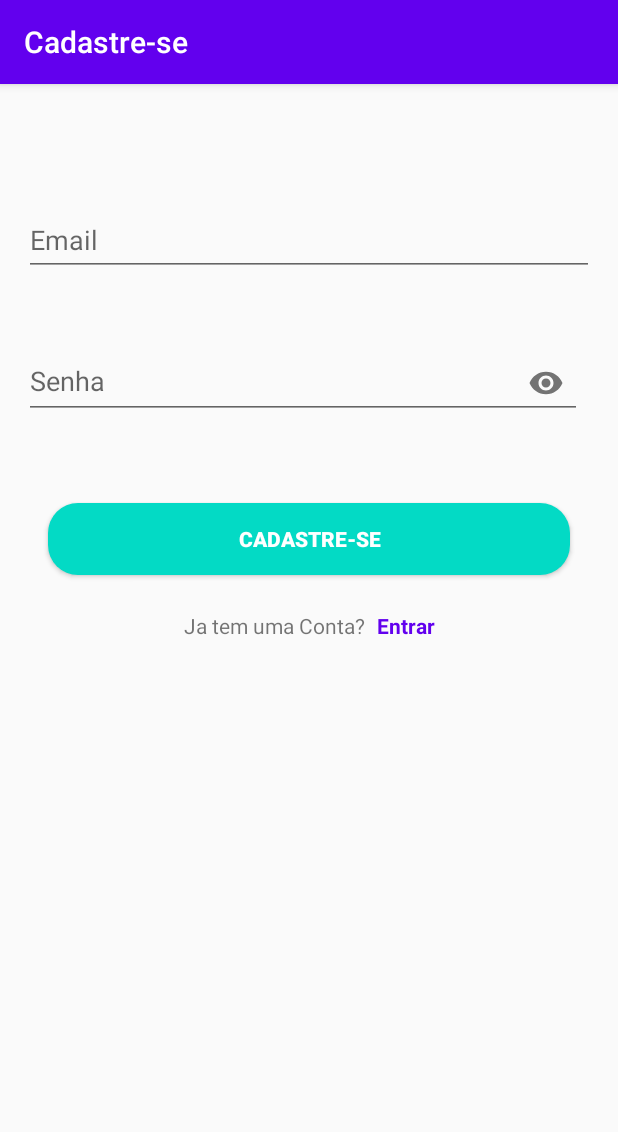
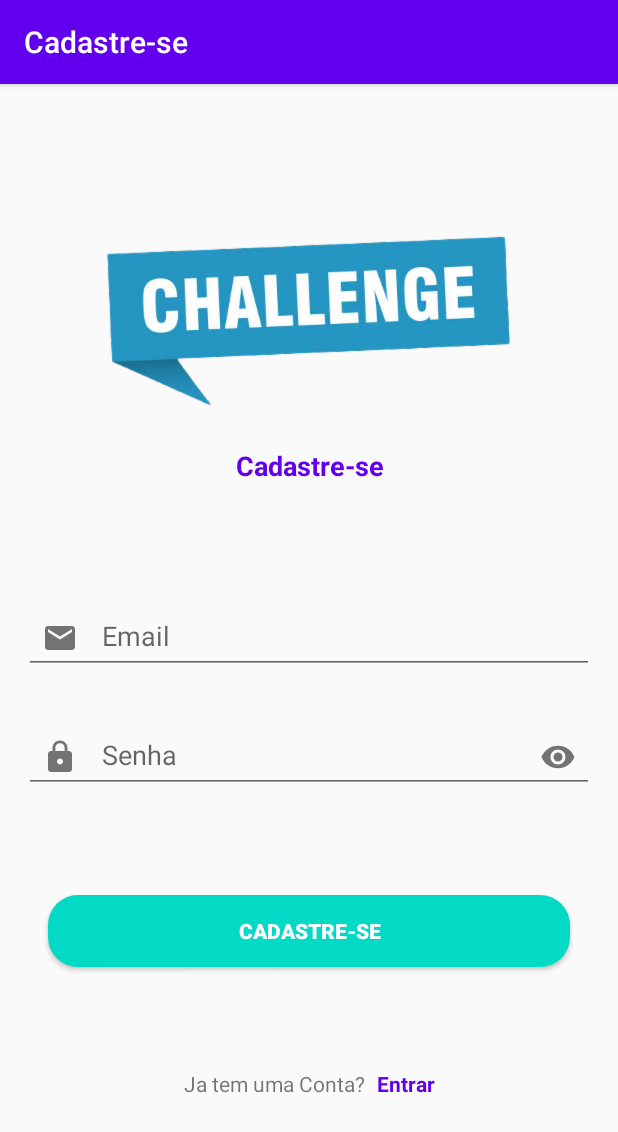
Before and after one commit to cristiano-arch/LealAppsChallenge, an Android app: the RegisterActivity screen opened directly, with no data from a screen before it, on a phone screen of 412 x 824 dp. Shown: the top 1132 px of the screen. Run offline under Robolectric (Android 15) with nearby library versions, the phone set to English and light mode, and no system bars; our stand-ins replace Firebase (no records; nobody signed in at launch, a user with empty details on screens opened directly).

Commit message:
Final commit: last adjustments

```diff
--- /dev/null
+++ b/app/src/main/res/drawable/ic_login_email.xml
@@ -0,0 +1,10 @@
+<vector xmlns:android="http://schemas.android.com/apk/res/android"
+    android:width="24dp"
+    android:height="24dp"
+    android:viewportWidth="24"
+    android:viewportHeight="24"
+    android:tint="?attr/colorControlNormal">
+  <path
+      android:fillColor="@android:color/white"
+      android:pathData="M20,4L4,4c-1.1,0 -1.99,0.9 -1.99,2L2,18c0,1.1 0.9,2 2,2h16c1.1,0 2,-0.9 2,-2L22,6c0,-1.1 -0.9,-2 -2,-2zM20,8l-8,5 -8,-5L4,6l8,5 8,-5v2z"/>
+</vector>
--- /dev/null
+++ b/app/src/main/res/drawable/ic_login_password.xml
@@ -0,0 +1,10 @@
+<vector xmlns:android="http://schemas.android.com/apk/res/android"
+    android:width="24dp"
+    android:height="24dp"
+    android:viewportWidth="24"
+    android:viewportHeight="24"
+    android:tint="?attr/colorControlNormal">
+  <path
+      android:fillColor="@android:color/white"
+      android:pathData="M18,8h-1L17,6c0,-2.76 -2.24,-5 -5,-5S7,3.24 7,6v2L6,8c-1.1,0 -2,0.9 -2,2v10c0,1.1 0.9,2 2,2h12c1.1,0 2,-0.9 2,-2L20,10c0,-1.1 -0.9,-2 -2,-2zM12,17c-1.1,0 -2,-0.9 -2,-2s0.9,-2 2,-2 2,0.9 2,2 -0.9,2 -2,2zM15.1,8L8.9,8L8.9,6c0,-1.71 1.39,-3.1 3.1,-3.1 1.71,0 3.1,1.39 3.1,3.1v2z"/>
+</vector>
--- a/app/src/main/res/layout/activity_register.xml
+++ b/app/src/main/res/layout/activity_register.xml
@@ -12,15 +12,41 @@
     android:focusable="true"
     tools:context=".presentation.activities.register.RegisterActivity">
 
+    <TextView
+        android:id="@+id/register_activity_tvImage"
+        android:layout_width="0dp"
+        android:layout_height="wrap_content"
+        android:drawableTop="@drawable/splashicon"
+        android:drawablePadding="16dp"
+        android:gravity="center"
+        android:text="@string/login_activity_tv_register"
+        android:textColor="@color/purple_500"
+        android:textSize="18sp"
+        android:textStyle="bold"
+        app:layout_constraintBottom_toTopOf="@id/register_activity_constraintLayoutFields"
+        app:layout_constraintEnd_toEndOf="parent"
+        app:layout_constraintStart_toStartOf="parent"
+        app:layout_constraintTop_toTopOf="parent" />
+
+    <androidx.constraintlayout.widget.ConstraintLayout
+        android:id="@+id/register_activity_constraintLayoutFields"
+        android:layout_width="match_parent"
+        android:layout_height="wrap_content"
+        app:layout_constraintBottom_toTopOf="@id/register_activity_btRegister"
+        app:layout_constraintEnd_toEndOf="parent"
+        app:layout_constraintStart_toStartOf="parent"
+        app:layout_constraintTop_toBottomOf="@id/register_activity_tvImage">
+
         <com.google.android.material.textfield.TextInputLayout
             android:id="@+id/register_activity_tilEmail"
             android:layout_width="match_parent"
             android:layout_height="wrap_content"
-        android:layout_marginTop="56dp"
             app:errorEnabled="true"
+            app:layout_constraintBottom_toTopOf="@id/register_activity_tilPassword"
             app:layout_constraintEnd_toEndOf="parent"
             app:layout_constraintStart_toStartOf="parent"
-        app:layout_constraintTop_toTopOf="parent">
+            app:layout_constraintTop_toTopOf="parent"
+            app:startIconDrawable="@drawable/ic_login_email">
 
             <com.google.android.material.textfield.TextInputEditText
                 android:layout_width="match_parent"
@@ -33,47 +59,49 @@
             android:id="@+id/register_activity_tilPassword"
             android:layout_width="0dp"
             android:layout_height="wrap_content"
-        android:layout_marginTop="16dp"
-        android:layout_marginEnd="8dp"
-        app:passwordToggleEnabled="true"
             app:layout_constraintEnd_toEndOf="parent"
             app:layout_constraintStart_toStartOf="parent"
-        app:layout_constraintTop_toBottomOf="@id/register_activity_tilEmail">
+            app:layout_constraintTop_toBottomOf="@id/register_activity_tilEmail"
+            app:passwordToggleEnabled="true"
+            app:startIconDrawable="@drawable/ic_login_password">
 
             <com.google.android.material.textfield.TextInputEditText
                 android:layout_width="match_parent"
                 android:layout_height="wrap_content"
                 android:hint="@string/login_activity_tiet_password"
-            android:textSize="18sp"
-            android:inputType="textPassword" />
+                android:inputType="textPassword"
+                android:textSize="18sp" />
         </com.google.android.material.textfield.TextInputLayout>
 
+    </androidx.constraintlayout.widget.ConstraintLayout>
+
     <Button
-        android:id="@+id/register_activity_bt_register"
+        android:id="@+id/register_activity_btRegister"
         android:layout_width="0dp"
         android:layout_height="wrap_content"
         android:layout_marginStart="16dp"
-        android:layout_marginTop="56dp"
         android:layout_marginEnd="16dp"
         android:background="@drawable/dialog_button_bg"
         android:text="@string/login_activity_tv_register"
         android:textColor="@color/white"
         android:textStyle="bold"
+        app:layout_constraintBottom_toTopOf="@id/register_activity_constraintLayoutTexts"
         app:layout_constraintEnd_toEndOf="parent"
         app:layout_constraintStart_toStartOf="parent"
-        app:layout_constraintTop_toBottomOf="@id/register_activity_tilPassword" />
+        app:layout_constraintTop_toBottomOf="@id/register_activity_constraintLayoutFields" />
 
     <androidx.constraintlayout.widget.ConstraintLayout
+        android:id="@+id/register_activity_constraintLayoutTexts"
         android:layout_width="wrap_content"
         android:layout_height="wrap_content"
-    android:layout_marginTop="24dp"
         android:foregroundGravity="clip_horizontal"
+        app:layout_constraintBottom_toBottomOf="parent"
         app:layout_constraintEnd_toEndOf="parent"
         app:layout_constraintStart_toStartOf="parent"
-    app:layout_constraintTop_toBottomOf="@id/register_activity_bt_register">
+        app:layout_constraintTop_toBottomOf="@id/register_activity_btRegister">
 
         <TextView
-        android:id="@+id/register_activity_tvHasAccount"
+            android:id="@+id/register_activity_tvNoAccount"
             android:layout_width="wrap_content"
             android:layout_height="wrap_content"
             android:layout_marginEnd="4dp"
@@ -91,8 +119,8 @@
             android:textColor="@color/purple_500"
             android:textStyle="bold"
             app:layout_constraintEnd_toEndOf="parent"
-        app:layout_constraintStart_toEndOf="@id/register_activity_tvHasAccount"
-        app:layout_constraintTop_toTopOf="@id/register_activity_tvHasAccount" />
+            app:layout_constraintStart_toEndOf="@id/register_activity_tvNoAccount"
+            app:layout_constraintTop_toTopOf="@id/register_activity_tvNoAccount" />
 
     </androidx.constraintlayout.widget.ConstraintLayout>
 
```
Also changed, not shown: app/src/main/res/layout/activity_login.xml (+39 -11 lines), app/src/main/res/drawable-hdpi/splashicon.png, app/src/main/res/drawable-mdpi/splashicon.png, app/src/main/res/drawable-xhdpi/splashicon.png, app/src/main/res/drawable-xxhdpi/splashicon.png, app/src/main/res/drawable-xxxhdpi/splashicon.png. Lines whose indentation alone changed are shown as unchanged.
